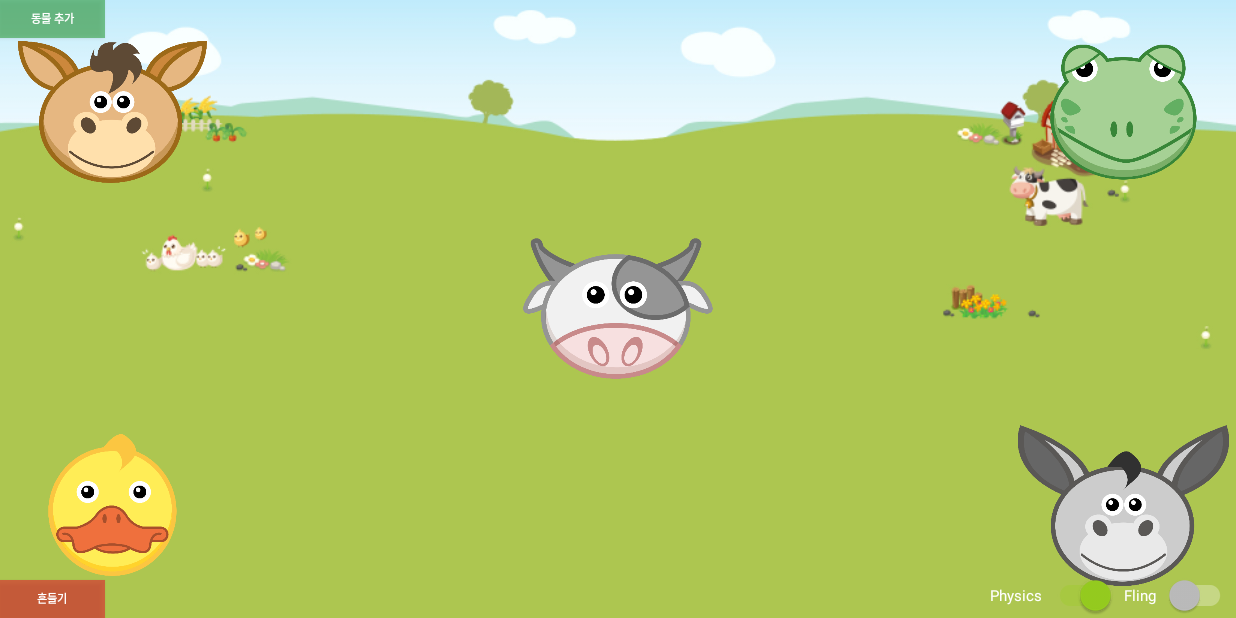
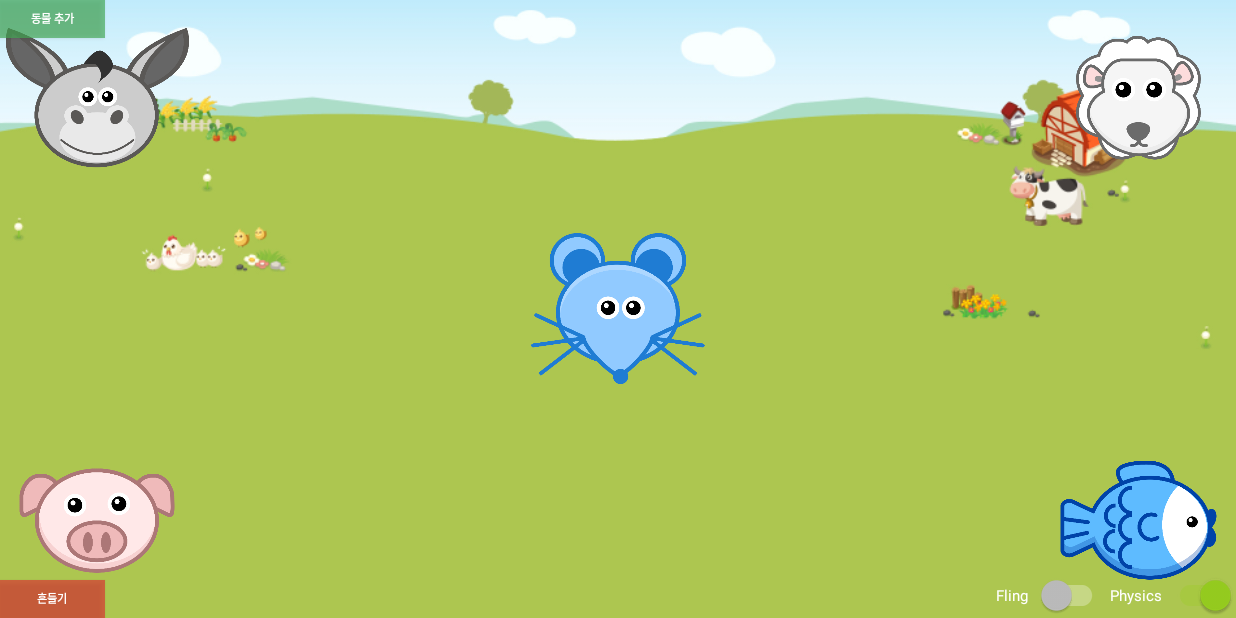
Before and after one commit to ridsync/tjgame, an Android app: the screen it shows after launch (MainActivity), on a phone screen of 824 x 412 dp (held sideways). Run offline under Robolectric (Android 15) with nearby library versions, the phone set to English and light mode, and no system bars; our stand-ins replace ButterKnife, CircleImageView, Picasso; libraries missing offline, so code that uses them is left out: com.commit451.translationviewdraghelper, org.jbox2d.callbacks, org.jbox2d.collision, org.jbox2d.common, org.jbox2d.dynamics; pictures from the network do not load; 56 statements that could not run were skipped.

Commit message:
패키지 수정. minSDK 16으로 낮춤.

```diff
--- a/app/build.gradle
+++ b/app/build.gradle
@@ -5,8 +5,8 @@ android {
     buildToolsVersion "25.0.2"
 
     defaultConfig {
-        applicationId "com.jawnnypoo.physicslayout.sample"
-        minSdkVersion 21
+        applicationId "com.taejun.animalsound"
+        minSdkVersion 16
         targetSdkVersion 25
         versionCode 101
         versionName "1.0.1"
--- a/app/src/main/AndroidManifest.xml
+++ b/app/src/main/AndroidManifest.xml
@@ -1,6 +1,6 @@
 <?xml version="1.0" encoding="utf-8"?>
 <manifest xmlns:android="http://schemas.android.com/apk/res/android"
-    package="com.jawnnypoo.physicslayout.sample" >
+    package="com.taejun.animalsound" >
 
     <!-- Picasso permissions -->
     <uses-permission android:name="android.permission.INTERNET"/>
--- a/app/src/main/java/com/jawnnypoo/physicslayout/sample/TouchImageView.java
+++ /dev/null
@@ -1,83 +0,0 @@
-package com.jawnnypoo.physicslayout.sample;
-
-import android.content.Context;
-import android.media.AudioManager;
-import android.media.SoundPool;
-import android.os.Handler;
-import android.support.annotation.Nullable;
-import android.support.v4.view.GestureDetectorCompat;
-import android.util.AttributeSet;
-import android.support.v7.widget.AppCompatImageView;
-import android.view.GestureDetector;
-import android.view.MotionEvent;
-
-/**
- * Created by arent on 2017. 9. 8..
- */
-
-public class TouchImageView extends AppCompatImageView {
-    private GestureDetectorCompat gestureDetector;
-
-    public static int streamId;
-    SoundPool sound = new SoundPool.Builder()
-            .setMaxStreams(10)
-            .build();
-
-    public TouchImageView(Context context) {
-        super(context);
-        init(context);
-    }
-
-    public TouchImageView(Context context, @Nullable AttributeSet attrs) {
-        super(context, attrs);
-        init(context);
-    }
-
-    public TouchImageView(Context context, @Nullable AttributeSet attrs, int defStyleAttr) {
-        super(context, attrs, defStyleAttr);
-        init(context);
-    }
-
-    public void init(Context context) {
-        final int soundId = sound.load(getContext(), R.raw.cat1, 1);
-        gestureDetector = new GestureDetectorCompat(context, new GestureDetector.OnGestureListener() {
-
-
-            @Override
-            public boolean onDown(MotionEvent e) {
-                return true;
-            }
-
-            @Override
-            public void onShowPress(MotionEvent e) {
-
-            }
-
-            @Override
-            public boolean onSingleTapUp(MotionEvent e) {
-                streamId = sound.play(soundId, 0.79F, 0.79F, 1, 0, 1.0F);
-                return false;
-            }
-
-            @Override
-            public boolean onScroll(MotionEvent e1, MotionEvent e2, float distanceX, float distanceY) {
-                return false;
-            }
-
-            @Override
-            public void onLongPress(MotionEvent e) {
-
-            }
-
-            @Override
-            public boolean onFling(MotionEvent e1, MotionEvent e2, float velocityX, float velocityY) {
-                return false;
-            }
-        });
-    }
-
-    @Override
-    public boolean onTouchEvent(MotionEvent event) {
-          return false;
-    }
-}
--- a/app/src/main/java/com/jawnnypoo/physicslayout/sample/AboutActivity.java
+++ b/app/src/main/java/com/taejun/animalsound/AboutActivity.java
@@ -1,4 +1,4 @@
-package com.jawnnypoo.physicslayout.sample;
+package com.taejun.animalsound;
 
 import android.content.ActivityNotFoundException;
 import android.content.Context;
@@ -19,8 +19,8 @@ import android.widget.Toast;
 import com.commit451.gitbal.Gimbal;
 import com.jawnnypoo.physicslayout.Physics;
 import com.jawnnypoo.physicslayout.PhysicsConfig;
-import com.jawnnypoo.physicslayout.sample.github.Contributor;
-import com.jawnnypoo.physicslayout.sample.github.GithubClient;
+import com.taejun.animalsound.github.Contributor;
+import com.taejun.animalsound.github.GithubClient;
 import com.squareup.picasso.Picasso;
 import com.wefika.flowlayout.FlowLayout;
 
--- a/app/src/main/java/com/jawnnypoo/physicslayout/sample/AnimalDTO.java
+++ b/app/src/main/java/com/taejun/animalsound/AnimalDTO.java
@@ -1,4 +1,4 @@
-package com.jawnnypoo.physicslayout.sample;
+package com.taejun.animalsound;
 
 /**
  * Created by arent on 2017. 9. 11..
--- a/app/src/main/java/com/jawnnypoo/physicslayout/sample/MainActivity.java
+++ b/app/src/main/java/com/taejun/animalsound/MainActivity.java
@@ -1,8 +1,5 @@
-package com.jawnnypoo.physicslayout.sample;
+package com.taejun.animalsound;
 
-import android.content.Context;
-import android.content.res.AssetManager;
-import android.graphics.drawable.Drawable;
 import android.media.AudioManager;
 import android.media.SoundPool;
 import android.os.Bundle;
@@ -11,7 +8,7 @@ import android.support.v7.app.AppCompatActivity;
 import android.support.v7.widget.SwitchCompat;
 import android.support.v7.widget.Toolbar;
 import android.util.Log;
-import android.view.MenuItem;
+import android.view.Gravity;
 import android.view.MotionEvent;
 import android.view.View;
 import android.view.WindowManager;
@@ -34,7 +31,7 @@ import org.json.JSONObject;
 import java.io.IOException;
 import java.io.InputStream;
 import java.util.ArrayList;
-import java.util.HashMap;
+import java.util.Collections;
 import java.util.List;
 
 import butterknife.Bind;
@@ -64,9 +61,8 @@ public class MainActivity extends AppCompatActivity {
     public boolean isNavShow = true;
     int catIndex;
     public static int streamId;
-    SoundPool sound = new SoundPool.Builder()
-            .setMaxStreams(10)
-            .build();
+    final SoundPool sound = new SoundPool(10,         // 최대 음악파일의 개수
+            AudioManager.STREAM_MUSIC,0); // 스트림 타입
     public List<AnimalDTO> animals = new ArrayList<>();
 
     @Override
@@ -159,7 +155,7 @@ public class MainActivity extends AppCompatActivity {
         addViewButton.setOnClickListener(new View.OnClickListener() {
             @Override
             public void onClick(View v) {
-
+                catIndex++;
                 if (animals.size() > 0) {
                     ImageView imageView = new ImageView(MainActivity.this);
                     LinearLayout.LayoutParams llp = new LinearLayout.LayoutParams(
@@ -167,11 +163,12 @@ public class MainActivity extends AppCompatActivity {
                             getResources().getDimensionPixelSize(R.dimen.square_size));
                     if (catIndex % 3 == 0){
                         imageView = new CircleImageView(MainActivity.this);
+//                        imageView = (CircleImageView) getLayoutInflater().inflate(R.layout.circle_imageview,physicsLayout,false);
                         llp = new LinearLayout.LayoutParams(
                                 getResources().getDimensionPixelSize(R.dimen.circle_size),
                                 getResources().getDimensionPixelSize(R.dimen.circle_size));
                     }
-
+                    llp.gravity = Gravity.CENTER;
                     imageView.setImageResource(R.drawable.ic_logo);
 
                     imageView.setLayoutParams(llp);
@@ -180,7 +177,6 @@ public class MainActivity extends AppCompatActivity {
 
                     AnimalDTO animal = animals.remove(0);
                     loadImageNSound(animal,imageView);
-                    catIndex++;
                 } else {
                     Toast.makeText(MainActivity.this,"추가할 동물 없음",Toast.LENGTH_SHORT).show();
                 }
@@ -232,10 +228,15 @@ public class MainActivity extends AppCompatActivity {
             @Override
             public boolean onTouch(View v, MotionEvent event) {
 
-                if (event.getAction() == MotionEvent.ACTION_UP) {
-                    if (isNavShow) {
-                        toggleNavigationBar();
-                    }
+                if ( isNavShow && event.getAction() == MotionEvent.ACTION_UP) {
+                    new Handler().postDelayed(new Runnable() {
+                        @Override
+                        public void run() {
+                            if (isNavShow) {
+                                toggleNavigationBar();
+                            }
+                        }
+                    },500);
                 }
                 return false;
             }
@@ -308,6 +309,7 @@ public class MainActivity extends AppCompatActivity {
 
         doParsingJson();
 
+        Collections.shuffle(animals);
     }
 
     public String loadJSONFromAsset() {
--- a/app/src/main/java/com/jawnnypoo/physicslayout/sample/PMWakeLock.java
+++ b/app/src/main/java/com/taejun/animalsound/PMWakeLock.java
@@ -1,4 +1,4 @@
-package com.jawnnypoo.physicslayout.sample;
+package com.taejun.animalsound;
 
 import android.app.KeyguardManager;
 import android.content.Context;
--- a/app/src/main/java/com/jawnnypoo/physicslayout/sample/PhysicsFlowLayout.java
+++ b/app/src/main/java/com/taejun/animalsound/PhysicsFlowLayout.java
@@ -1,4 +1,4 @@
-package com.jawnnypoo.physicslayout.sample;
+package com.taejun.animalsound;
 
 import android.content.Context;
 import android.graphics.Canvas;
--- a/app/src/main/java/com/jawnnypoo/physicslayout/sample/TestActivity.java
+++ b/app/src/main/java/com/taejun/animalsound/TestActivity.java
@@ -1,4 +1,4 @@
-package com.jawnnypoo.physicslayout.sample;
+package com.taejun.animalsound;
 
 import android.app.Activity;
 import android.os.Bundle;
--- a/app/src/main/java/com/jawnnypoo/physicslayout/sample/github/Contributor.java
+++ b/app/src/main/java/com/taejun/animalsound/github/Contributor.java
@@ -1,4 +1,4 @@
-package com.jawnnypoo.physicslayout.sample.github;
+package com.taejun.animalsound.github;
 
 import com.google.gson.annotations.SerializedName;
 
--- a/app/src/main/java/com/jawnnypoo/physicslayout/sample/github/GithubClient.java
+++ b/app/src/main/java/com/taejun/animalsound/github/GithubClient.java
@@ -1,7 +1,7 @@
-package com.jawnnypoo.physicslayout.sample.github;
+package com.taejun.animalsound.github;
 
 
-import com.jawnnypoo.physicslayout.sample.BuildConfig;
+import com.taejun.animalsound.BuildConfig;
 
 import java.util.List;
 
--- a/app/src/main/res/layout/activity_main.xml
+++ b/app/src/main/res/layout/activity_main.xml
@@ -37,13 +37,13 @@
             app:gravityY="0.0"
             app:physics="true">
 
-            <com.jawnnypoo.physicslayout.sample.TouchImageView
+            <ImageView
                 android:layout_width="@dimen/square_size"
                 android:layout_height="@dimen/square_size"
                 android:layout_gravity="left"
                 android:src="@drawable/ic_logo"/>
 
-            <com.jawnnypoo.physicslayout.sample.TouchImageView
+            <ImageView
                 android:layout_width="@dimen/square_size"
                 android:layout_height="@dimen/square_size"
                 android:layout_gravity="right"
@@ -58,13 +58,13 @@
                 app:layout_bodyType="dynamic"
                 app:layout_shape="circle"/>
 
-            <com.jawnnypoo.physicslayout.sample.TouchImageView
+            <ImageView
                 android:layout_width="@dimen/square_size"
                 android:layout_height="@dimen/square_size"
                 android:layout_gravity="bottom|left"
                 android:src="@drawable/ic_logo"/>
 
-            <com.jawnnypoo.physicslayout.sample.TouchImageView
+            <ImageView
                 android:layout_width="@dimen/square_size"
                 android:layout_height="@dimen/square_size"
                 android:layout_gravity="bottom|right"
@@ -82,20 +82,20 @@
             android:visibility="visible">
 
             <android.support.v7.widget.SwitchCompat
+                android:id="@+id/fling_switch"
+                android:layout_width="80dp"
+                android:layout_height="30dp"
+                android:gravity="center"
+                android:text="Fling"
+                android:textSize="10sp"/>
+
+            <android.support.v7.widget.SwitchCompat
                 android:id="@+id/physics_switch"
                 android:layout_width="85dp"
                 android:layout_height="30dp"
                 android:gravity="center"
                 android:textAlignment="gravity"
                 android:text="Physics"
-                android:textSize="10sp"/>
-
-            <android.support.v7.widget.SwitchCompat
-                android:id="@+id/fling_switch"
-                android:layout_width="80dp"
-                android:layout_height="30dp"
-                android:gravity="center"
-                android:text="Fling"
                 android:textSize="10sp"/>
         </LinearLayout>
 
--- a/app/src/main/res/values/dimens.xml
+++ b/app/src/main/res/values/dimens.xml
@@ -3,8 +3,8 @@
     <dimen name="activity_horizontal_margin">16dp</dimen>
     <dimen name="activity_vertical_margin">16dp</dimen>
 
-    <dimen name="square_size">150dp</dimen>
-    <dimen name="circle_size">156dp</dimen>
+    <dimen name="square_size">130dp</dimen>
+    <dimen name="circle_size">136dp</dimen>
     <dimen name="border_size">2dp</dimen>
 
     <dimen name="padding_medium">8dp</dimen>
```
Also changed, not shown: app/src/main/res/layout/circle_imageview.xml (added, +12 -0 lines), 2 other files.
